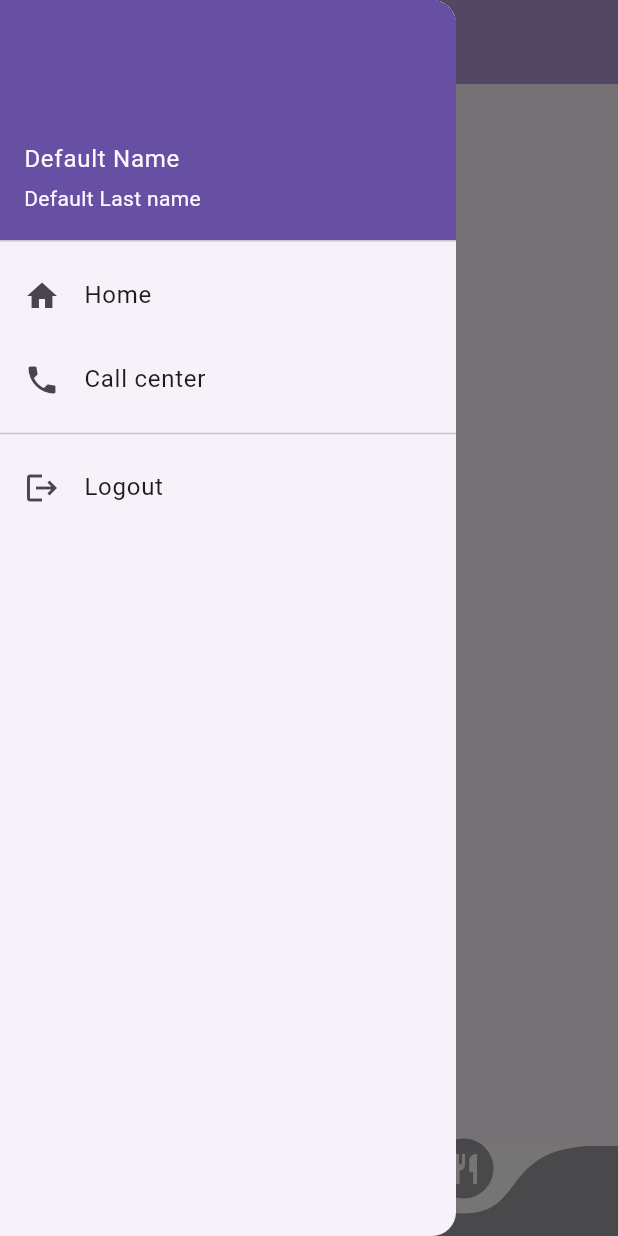
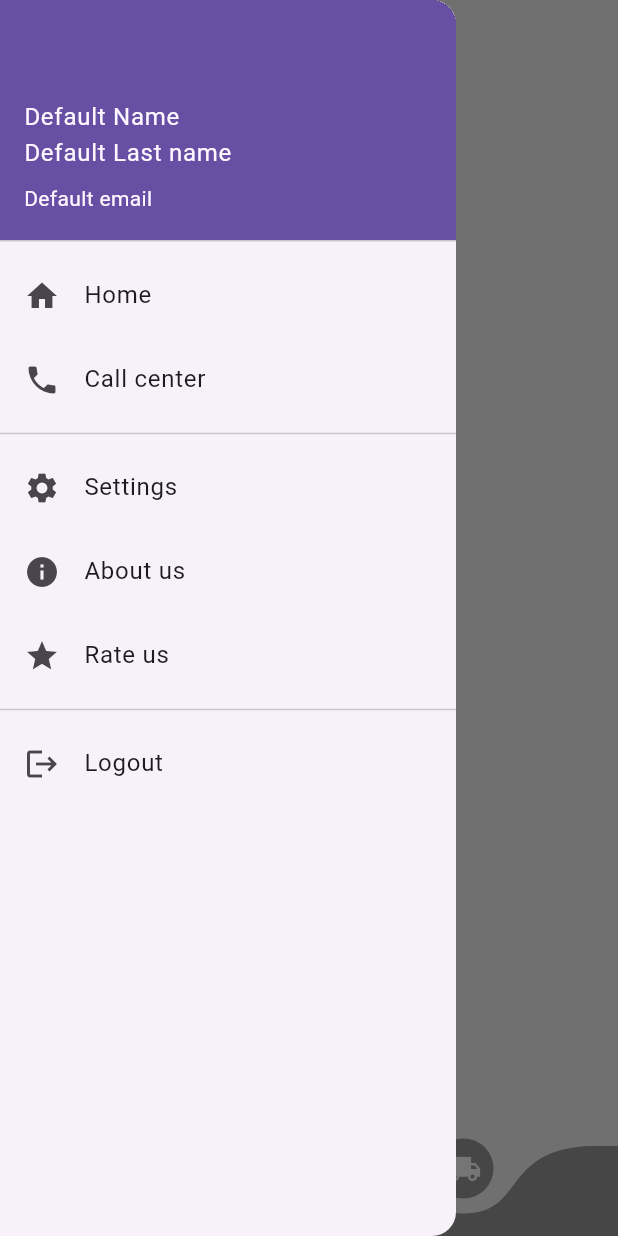
Before and after one commit to Vercixxx/fdfms_app, a Flutter app: the MainPage screen opened directly, item 2 of the bottom bar chosen, with the side drawer open, on a phone screen of 412 x 824 dp. Run offline on Flutter 3.47's test engine with Material 3 defaults, Android fonts, the phone set to English and light mode, and no system bars; drawn by our look-alikes of curved_labeled_navigation_bar; our stand-ins replace get_storage, material_design_icons_flutter; missing offline and left inert: animated_snack_bar; accounts and stored records are empty; generated files the repository leaves out were written again.

Commit message:
Added elements to menu

```diff
--- a/lib/pages/delivery_home.dart
+++ b/lib/pages/delivery_home.dart
@@ -6,8 +6,36 @@ class DeliveryHome extends StatelessWidget {
   @override
   Widget build(BuildContext context) {
     return Scaffold(
-      body: const Center(
-        child: Text('Delivery Home'),
+      backgroundColor: Colors.grey.shade100,
+      body: Center(
+        child: Column(
+          mainAxisAlignment: MainAxisAlignment.center,
+          children: [
+            Row(
+              mainAxisAlignment: MainAxisAlignment.center,
+              children: [
+                Stack(
+                  alignment: Alignment.center,
+                  children: [
+                    Icon(
+                      Icons.delivery_dining,
+                      color: Colors.blue
+                          .withOpacity(0.2), // make it semi-transparent
+                      size: 100.0, // adjust size as needed
+                    ),
+                    const Text(
+                      'Your orders will appear here',
+                      style: TextStyle(
+                        fontSize: 12,
+                        fontWeight: FontWeight.bold,
+                      ),
+                    ),
+                  ],
+                )
+              ],
+            )
+          ],
+        ),
       ),
     );
   }
--- a/lib/pages/main_page.dart
+++ b/lib/pages/main_page.dart
@@ -33,7 +33,7 @@ class _MainPageState extends State<MainPage> {
 
       // Bottom menu
       bottomNavigationBar: CurvedNavigationBar(
-          backgroundColor: Colors.white,
+          backgroundColor: Colors.grey.shade100,
           color: Color.fromARGB(97, 3, 0, 7),
           animationDuration: const Duration(milliseconds: 200),
           height: 60,
@@ -46,7 +46,7 @@ class _MainPageState extends State<MainPage> {
             ),
             CurvedNavigationBarItem(
               child: Icon(
-                Icons.restaurant,
+                Icons.local_shipping,
                 color: Colors.white,
               ),
             ),
@@ -60,12 +60,13 @@ class _MainPageState extends State<MainPage> {
 
       appBar: AppBar(
         centerTitle: true,
-        backgroundColor: Colors.deepPurple.shade200,
-        title: const Text(
-          'FDFMS',
+        backgroundColor: Colors.grey.shade100,
+        title: Text(
+          _page == 0 ? 'Home' : 'Delivery',
           style: TextStyle(
             fontSize: 20,
-            color: Colors.white,
+            color: Color.fromARGB(255, 0, 0, 0),
+            fontWeight: FontWeight.bold,
           ),
         ),
       ),
--- a/lib/pages/menu.dart
+++ b/lib/pages/menu.dart
@@ -42,14 +42,28 @@ class NavBar extends StatelessWidget {
         userData != null ? userData['first_name'] : 'Default Name';
     String last_name =
         userData != null ? userData['last_name'] : 'Default Last name';
+    String email = userData != null ? userData['email'] : 'Default email';
 
     return Drawer(
       child: ListView(
         children: [
           UserAccountsDrawerHeader(
-              accountName: Text(first_name), accountEmail: Text(last_name)),
-
-          Container(),
+            accountName: Column(
+              crossAxisAlignment: CrossAxisAlignment.start,
+              children: [
+                Text(first_name),
+                Text(last_name),
+              ],
+            ),
+            accountEmail: Text(email),
+            // currentAccountPicture: const CircleAvatar(
+            //   backgroundColor: Colors.white,
+            //   child: Icon(
+            //     Icons.person,
+            //     size: 50,
+            //   ),
+            // ),
+          ),
 
           // Home
           ListTile(
@@ -66,6 +80,32 @@ class NavBar extends StatelessWidget {
             onTap: () => print('Call center'),
           ),
           // Phone center
+
+          Divider(),
+
+          // Settings
+          ListTile(
+            title: const Text('Settings'),
+            leading: const Icon(Icons.settings),
+            onTap: () => print('Settings'),
+          ),
+          // Settings
+
+          // About
+          ListTile(
+            title: const Text('About us'),
+            leading: const Icon(Icons.info),
+            onTap: () => print('About us'),
+          ),
+          // Rate
+
+          // Rate
+          ListTile(
+            title: const Text('Rate us'),
+            leading: const Icon(Icons.star),
+            onTap: () => print('Rate'),
+          ),
+          // Rate
 
           Divider(),
 
```
Also changed, not shown: lib/pages/fdfms_home.dart (+24 -6 lines), lib/pages/login_page.dart (+15 -0 lines).
